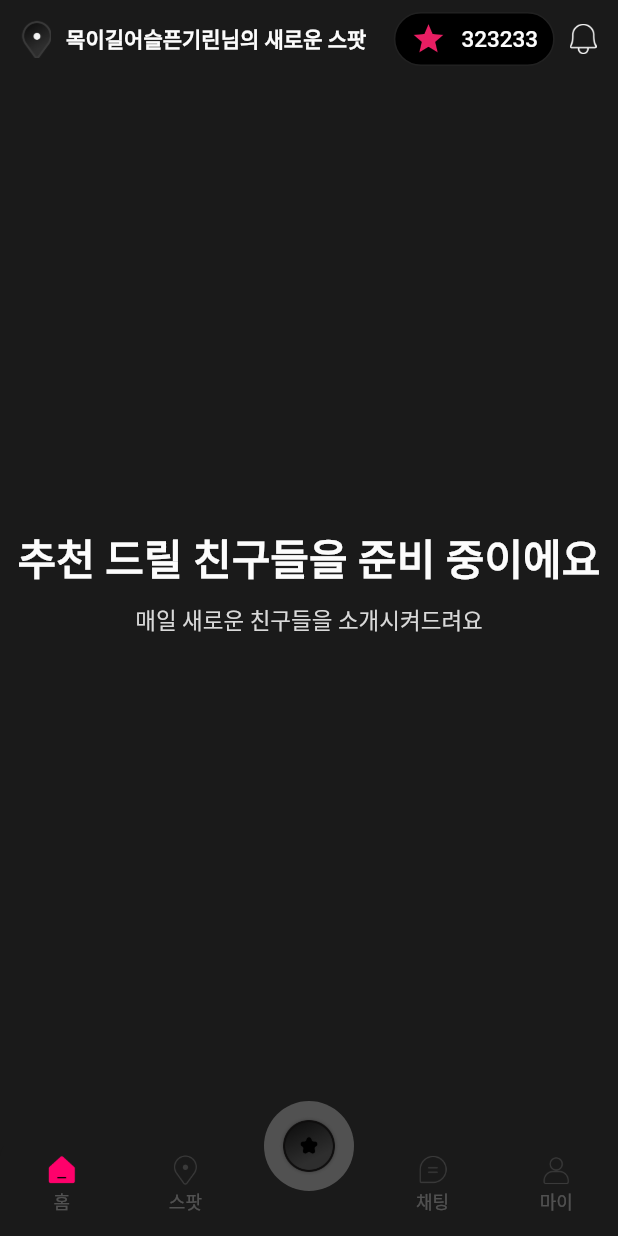
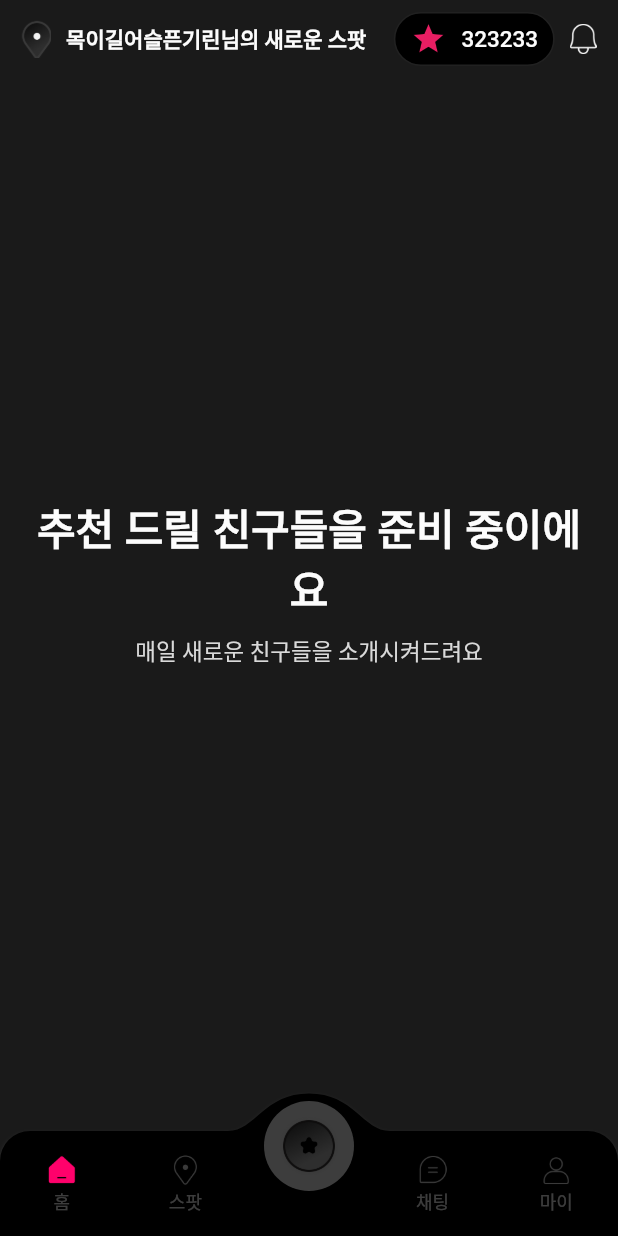
Before and after one commit to Ahadu-ray/luvit_assessment, a Flutter app: the screen it shows after launch, on a phone screen of 412 x 824 dp. Run offline on Flutter 3.47's test engine with Material 2 defaults, Android fonts, the phone set to English and light mode, and no system bars; drawn by our look-alikes of convex_bottom_bar; our stand-ins replace firebase_core, firebase_database, freezed_annotation, get, gradient_borders; accounts and stored records are empty; statements that could not run were skipped.

Commit message:
comments added

```diff
--- a/lib/core/adapters/home_adapter.dart
+++ b/lib/core/adapters/home_adapter.dart
@@ -3,11 +3,11 @@ import 'dart:async';
 import 'package:firebase_database/firebase_database.dart';
 import 'package:luvit_assessment/core/models/firebase_models.dart';
 
+// A class that acts as an interface/blueprint for the HomeRepositories' actions
 abstract class IHomeRepository {
   Future<List<DateCardData>> getUsers();
   Future<DateCardData> getUser(String id);
   void streamLikeCount(String id);
   StreamSubscription<DatabaseEvent>? likeCount;
   Future<bool> likeUser(String id);
-  Future<bool> dislikeUser(String id);
 }
--- a/lib/core/models/firebase_models.dart
+++ b/lib/core/models/firebase_models.dart
@@ -2,6 +2,7 @@ import 'package:freezed_annotation/freezed_annotation.dart';
 part 'firebase_models.freezed.dart';
 part 'firebase_models.g.dart';
 
+// a blueprint representing the data of a user/date
 @freezed
 class DateCardData with _$DateCardData {
   const factory DateCardData({
--- a/lib/core/services/firebase_services/realtime_db_service.dart
+++ b/lib/core/services/firebase_services/realtime_db_service.dart
@@ -1,6 +1,8 @@
 import 'package:firebase_database/firebase_database.dart';
 import 'package:luvit_assessment/utils/extensions.dart';
 
+// A class that handles all the firebase realtime database operations. It performs
+// CRUD operations on the database and stream data.
 class RealTimeDatabaseService {
   //get all data from firebase database
   Future<Map<String, dynamic>> getAllData() async {
@@ -8,7 +10,6 @@ class RealTimeDatabaseService {
     final snapshot = await _database.get().catchError((error) {
       return error;
     });
-    print(snapshot.value);
     return snapshot.toMap;
   }
 
@@ -18,7 +19,6 @@ class RealTimeDatabaseService {
     final snapshot = await _database.get().catchError((error) {
       return error;
     });
-    print(snapshot.value.runtimeType);
     return snapshot.toMap;
   }
 
--- a/lib/shared/themes/app_theme.dart
+++ b/lib/shared/themes/app_theme.dart
@@ -1,6 +1,7 @@
 import 'package:flutter/material.dart';
 import 'package:gradient_borders/gradient_borders.dart';
 
+// a class that contains all the app theme data
 class AppTheme {
   // colors
   static const Color borderColor = Color(0xFF3A3A3A);
--- a/lib/ui/bindings/home_binding.dart
+++ b/lib/ui/bindings/home_binding.dart
@@ -4,6 +4,7 @@ import 'package:luvit_assessment/core/repositories/home_repository.dart';
 import 'package:luvit_assessment/core/services/firebase_services/realtime_db_service.dart';
 import 'package:luvit_assessment/ui/controllers/home_controllers.dart';
 
+// a class to declare the dependencies of the home screen
 class HomeBinding implements Bindings {
   @override
   void dependencies() {
--- /dev/null
+++ b/lib/ui/components/custom_navigation_bar.dart
@@ -0,0 +1,41 @@
+import 'package:convex_bottom_bar/convex_bottom_bar.dart';
+import 'package:flutter/material.dart';
+import 'package:luvit_assessment/utils/constants/asset_constants/image_constants.dart';
+
+// a custom bottom navigation bar that is used in the app
+class CustomNavigationBar extends StatelessWidget {
+  const CustomNavigationBar({super.key});
+
+  @override
+  Widget build(BuildContext context) {
+    return ConvexAppBar(
+      style: TabStyle.fixedCircle,
+      items: [
+        TabItem(icon: Image.asset(ImageConstants.homeIcon), title: "홈"),
+        TabItem(icon: Image.asset(ImageConstants.location2), title: "스팟"),
+        TabItem(
+          icon: Image.asset(
+            ImageConstants.central,
+          ),
+        ),
+        TabItem(
+          icon: Image.asset(ImageConstants.messages),
+          title: "채팅",
+        ),
+        TabItem(
+          icon: Image.asset(ImageConstants.profile),
+          title: "마이",
+        )
+      ],
+      cornerRadius: 20,
+      initialActiveIndex: 1,
+      height: 70,
+      activeColor: Colors.white24,
+      color: Colors.white24,
+      backgroundColor: Colors.black,
+      elevation: 1,
+      shadowColor: Colors.white24,
+      onTap: (int i) => print('click index=$i'),
+    );
+  }
+}
--- a/lib/ui/components/single_date_card.dart
+++ b/lib/ui/components/single_date_card.dart
@@ -6,6 +6,7 @@ import 'package:luvit_assessment/ui/components/date_card_details.dart';
 import 'package:luvit_assessment/ui/controllers/home_controllers.dart';
 import 'package:luvit_assessment/ui/widgets/current_card_indicator.dart';
 
+// This is the date card that holds progress bars, images and details of a date
 class SingleDateCard extends StatefulWidget {
   SingleDateCard({required this.data, super.key});
 
--- a/lib/ui/pages/home_page.dart
+++ b/lib/ui/pages/home_page.dart
@@ -1,11 +1,11 @@
-import 'package:convex_bottom_bar/convex_bottom_bar.dart';
 import 'package:flutter/material.dart';
 import 'package:get/get.dart';
 import 'package:luvit_assessment/shared/themes/app_theme.dart';
+import 'package:luvit_assessment/ui/components/custom_navigation_bar.dart';
 import 'package:luvit_assessment/ui/components/single_date_card.dart';
 import 'package:luvit_assessment/ui/components/top_bar.dart';
 import 'package:luvit_assessment/ui/controllers/home_controllers.dart';
-import 'package:luvit_assessment/utils/constants/asset_constants/image_constants.dart';
+import 'package:luvit_assessment/ui/widgets/empty_list.dart';
 
 class HomePage extends StatelessWidget {
   HomePage({super.key});
@@ -22,36 +22,25 @@ class HomePage extends StatelessWidget {
               Flexible(
                 child: Obx(
                   () {
+                    // if data is being loaded from firebase show a circular progress indicator
                     if (controller.status.isLoading) {
                       return const Center(child: CircularProgressIndicator());
                     } else {
+                      // if there is no data show an empty list
                       if (controller.users.isEmpty) {
-                      return Center(
-                          child: Column(
-                        mainAxisAlignment: MainAxisAlignment.center,
-                        children: [
-                          Text(
-                            "추천 드릴 친구들을 준비 중이에요",
-                            style: AppTheme.titleTextStyle,
-                          ),
-                          SizedBox(
-                            height: 10,
-                          ),
-                          Text(
-                            "매일 새로운 친구들을 소개시켜드려요",
-                            style: AppTheme.subtitleTextStyle,
-                          ),
-                        ],
-                      ));
+                        return const EmptyList();
                       }
+                      // if there is data show the list of users in a horizontal list view
                       return ListView.builder(
                         controller: controller.scrollController,
                         shrinkWrap: true,
                         itemBuilder: (context, index) {
+                          // wrap each user in a dismissible widget so that it can be dismissed when swiped down
                           return Dismissible(
                             direction: DismissDirection.down,
                             key: Key(controller.users[index].name),
-                          child: SingleDateCard(data: controller.users[index]),
+                            child:
+                                SingleDateCard(data: controller.users[index]),
                             onDismissed: (direction) {
                               controller.removeDate();
                             },
@@ -69,34 +58,7 @@ class HomePage extends StatelessWidget {
               )
             ],
           ),
-        bottomNavigationBar: ConvexAppBar(
-          style: TabStyle.fixedCircle,
-          items: [
-            TabItem(icon: Image.asset(ImageConstants.homeIcon), title: "홈"),
-            TabItem(icon: Image.asset(ImageConstants.location2), title: "스팟"),
-            TabItem(
-              icon: Image.asset(
-                ImageConstants.central,
-              ),
-            ),
-            TabItem(
-              icon: Image.asset(ImageConstants.messages),
-              title: "채팅",
-            ),
-            TabItem(
-              icon: Image.asset(ImageConstants.profile),
-              title: "마이",
-            )
-          ],
-          cornerRadius: 20,
-          initialActiveIndex: 1,
-          height: 70,
-          activeColor: Colors.white24,
-          color: Colors.white24,
-          backgroundColor: AppTheme.customBlack,
-          onTap: (int i) => print('click index=$i'),
-        ),
-      ),
+          bottomNavigationBar: const CustomNavigationBar()),
     );
   }
 }
--- a/lib/ui/widgets/current_card_indicator.dart
+++ b/lib/ui/widgets/current_card_indicator.dart
@@ -13,7 +13,7 @@ class CurrentCardIndicator extends StatelessWidget {
           borderRadius: BorderRadius.circular(100),
         ),
         clipBehavior: Clip.hardEdge,
-        width: Get.width / 5,
+        width: Get.width / 6,
         margin: EdgeInsets.symmetric(horizontal: 5),
         child: Divider(
           color: activeIndex == index ? AppTheme.pink : AppTheme.customBlack,
--- /dev/null
+++ b/lib/ui/widgets/empty_list.dart
@@ -0,0 +1,33 @@
+import 'package:flutter/material.dart';
+import 'package:luvit_assessment/shared/themes/app_theme.dart';
+
+class EmptyList extends StatelessWidget {
+  const EmptyList({
+    super.key,
+  });
+
+  @override
+  Widget build(BuildContext context) {
+    return Padding(
+      padding: const EdgeInsets.all(20.0),
+      child: Center(
+          child: Column(
+        mainAxisAlignment: MainAxisAlignment.center,
+        children: [
+          Text(
+            "추천 드릴 친구들을 준비 중이에요",
+            textAlign: TextAlign.center,
+            style: AppTheme.titleTextStyle,
+          ),
+          SizedBox(
+            height: 10,
+          ),
+          Text(
+            "매일 새로운 친구들을 소개시켜드려요",
+            style: AppTheme.subtitleTextStyle,
+          ),
+        ],
+      )),
+    );
+  }
+}
```
Also changed, not shown: lib/core/repositories/home_repository.dart (+2 -15 lines), lib/ui/components/date_card_details.dart (+12 -2 lines), lib/ui/controllers/home_controllers.dart (+20 -8 lines). Lines whose indentation alone changed are shown as unchanged.
